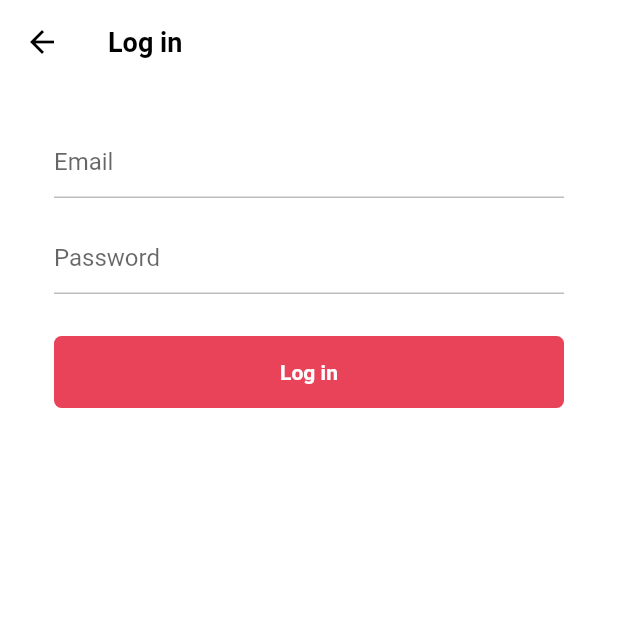
After one commit to gyute/tiktok_clone, a Flutter app: the LoginFormScreen screen opened directly, on a phone screen of 412 x 824 dp, the top half of it. The commit adds this screen. Run offline on Flutter 3.47's test engine with Material 2 defaults, Android fonts, the phone set to English and light mode, and no system bars; our stand-ins replace font_awesome_flutter.

Commit message:
Add the basic UI for signup and login

```diff
--- /dev/null
+++ b/lib/features/authentication/login_form_screen.dart
@@ -0,0 +1,106 @@
+import 'package:flutter/material.dart';
+import 'package:tiktok_clone/constants/gaps.dart';
+import 'package:tiktok_clone/constants/sizes.dart';
+import 'package:tiktok_clone/features/authentication/widgets/form_button.dart';
+
+class LoginFormScreen extends StatefulWidget {
+  const LoginFormScreen({super.key});
+
+  @override
+  State<LoginFormScreen> createState() => _LoginFormScreenState();
+}
+
+class _LoginFormScreenState extends State<LoginFormScreen> {
+  final GlobalKey<FormState> _formKey = GlobalKey<FormState>();
+
+  void _onSubmitTap() {
+    if (_formKey.currentState != null) {
+      if (_formKey.currentState!.validate()) {
+        _formKey.currentState!.save();
+      }
+    }
+  }
+
+  Map<String, String> formData = {};
+
+  @override
+  Widget build(BuildContext context) {
+    return Scaffold(
+      appBar: AppBar(
+        title: const Text('Log in'),
+      ),
+      body: Padding(
+        padding: const EdgeInsets.symmetric(
+          horizontal: Sizes.size36,
+        ),
+        child: Form(
+            key: _formKey,
+            child: Column(
+              children: [
+                Gaps.v28,
+                TextFormField(
+                  onSaved: (newValue) {
+                    if (newValue != null) {
+                      formData['email'] = newValue;
+                    }
+                  },
+                  decoration: InputDecoration(
+                    hintText: 'Email',
+                    enabledBorder: UnderlineInputBorder(
+                      borderSide: BorderSide(
+                        color: Colors.grey.shade400,
+                      ),
+                    ),
+                    focusedBorder: UnderlineInputBorder(
+                      borderSide: BorderSide(
+                        color: Colors.grey.shade400,
+                      ),
+                    ),
+                  ),
+                  validator: (value) {
+                    if (value != null && value.isEmpty) {
+                      return "Please check your email";
+                    }
+                    return null;
+                  },
+                ),
+                Gaps.v16,
+                TextFormField(
+                    onSaved: (newValue) {
+                      if (newValue != null) {
+                        formData['email'] = newValue;
+                      }
+                    },
+                    decoration: InputDecoration(
+                      hintText: 'Password',
+                      enabledBorder: UnderlineInputBorder(
+                        borderSide: BorderSide(
+                          color: Colors.grey.shade400,
+                        ),
+                      ),
+                      focusedBorder: UnderlineInputBorder(
+                        borderSide: BorderSide(
+                          color: Colors.grey.shade400,
+                        ),
+                      ),
+                    ),
+                    validator: (value) {
+                      if (value != null && value.isEmpty) {
+                        return "Please check your password";
+                      }
+                      return null;
+                    }),
+                Gaps.v28,
+                GestureDetector(
+                  onTap: _onSubmitTap,
+                  child: const FormButton(
+                    disabled: false,
+                    text: 'Log in',
+                  ),
+                ),
+              ],
+            )),
+      ),
+    );
+  }
+}
--- /dev/null
+++ b/lib/features/authentication/widgets/form_button.dart
@@ -0,0 +1,42 @@
+import 'package:flutter/material.dart';
+import 'package:tiktok_clone/constants/sizes.dart';
+
+class FormButton extends StatelessWidget {
+  final bool disabled;
+  final String text;
+
+  const FormButton({
+    super.key,
+    required this.disabled,
+    this.text = "Next",
+  });
+
+  @override
+  Widget build(BuildContext context) {
+    return FractionallySizedBox(
+      widthFactor: 1,
+      child: AnimatedContainer(
+        padding: const EdgeInsets.symmetric(
+          vertical: Sizes.size16,
+        ),
+        decoration: BoxDecoration(
+          borderRadius: BorderRadius.circular(Sizes.size5),
+          color:
+              disabled ? Colors.grey.shade300 : Theme.of(context).primaryColor,
+        ),
+        duration: const Duration(milliseconds: 300),
+        child: AnimatedDefaultTextStyle(
+          duration: const Duration(milliseconds: 300),
+          style: TextStyle(
+            color: disabled ? Colors.grey.shade400 : Colors.white,
+            fontWeight: FontWeight.w600,
+          ),
+          child: Text(
+            text,
+            textAlign: TextAlign.center,
+          ),
+        ),
+      ),
+    );
+  }
+}
```
Also changed, not shown: lib/features/authentication/birthday_screen.dart (added, +127 -0 lines), lib/features/authentication/email_screen.dart (added, +118 -0 lines), lib/features/authentication/login_screen.dart (+21 -9 lines), lib/features/authentication/password_screen.dart (added, +166 -0 lines), lib/features/authentication/sign_up_screen.dart (+21 -9 lines), lib/features/authentication/username_screen.dart (added, +103 -0 lines).
